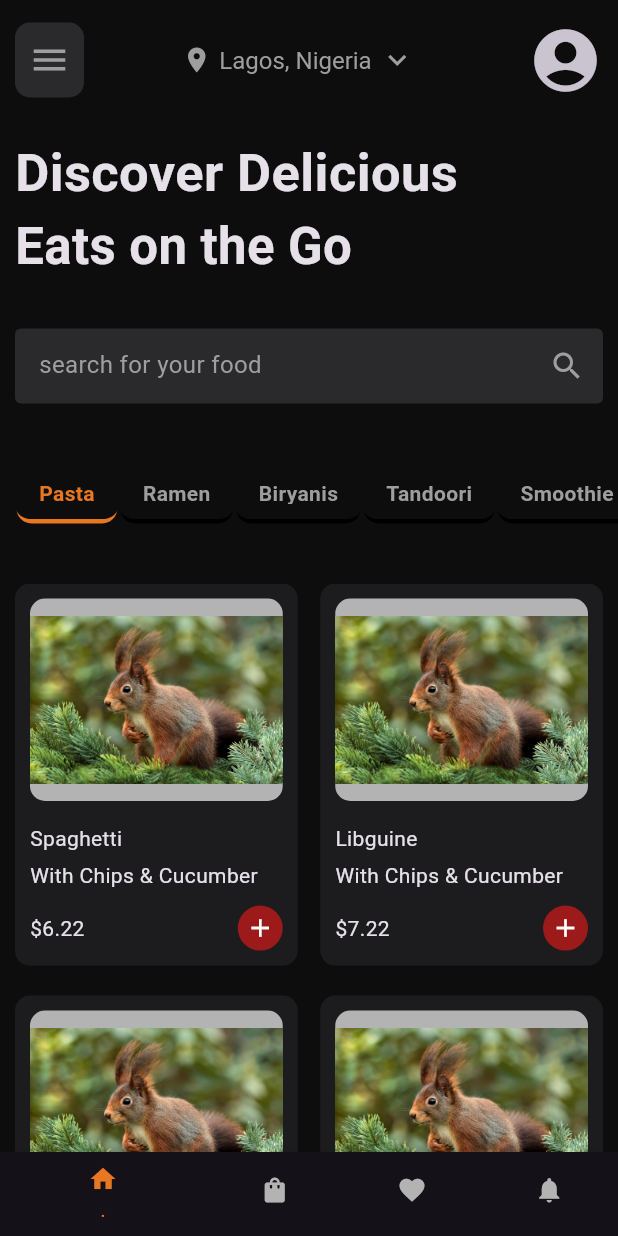
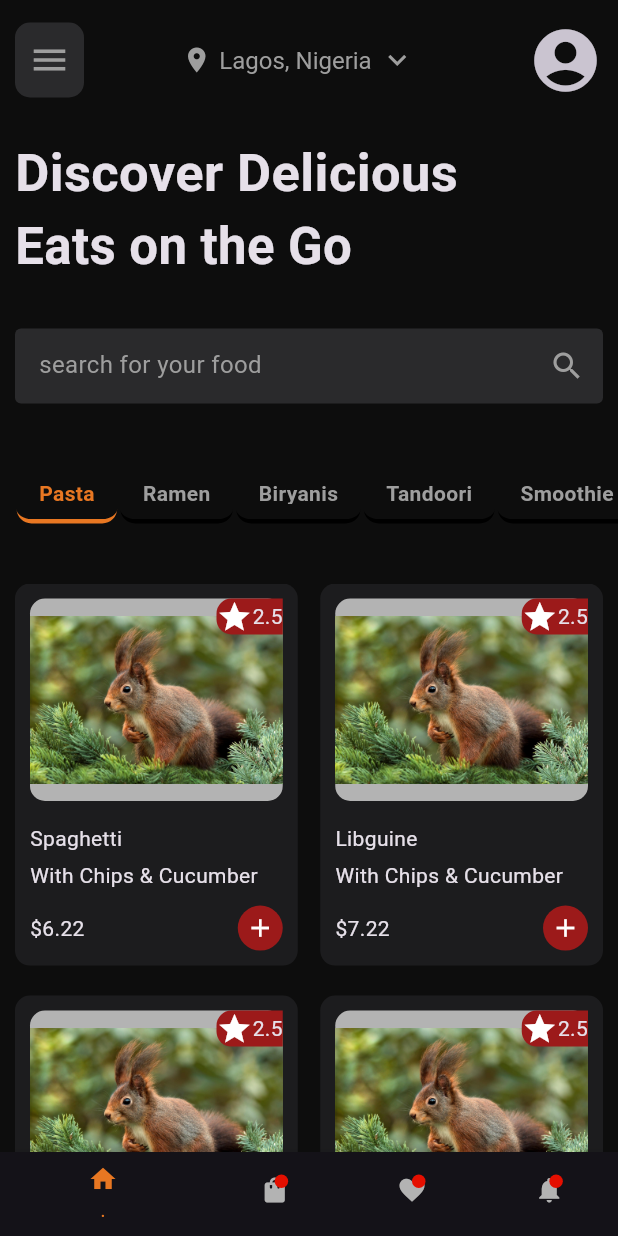
Before and after one commit to JoshuaOzibo/Mobile_Food_App, a Flutter app: the screen it shows after launch, on a phone screen of 412 x 824 dp. Run offline on Flutter 3.47's test engine with Material 3 defaults, Android fonts, the phone set to English and light mode, and no system bars.

Commit message:
updated the bottom nav bar , and also add banner for each product

```diff
--- a/lib/core/app_text.dart
+++ b/lib/core/app_text.dart
@@ -20,23 +20,27 @@ const List<Map<String, dynamic>> productList = [
     "title": "Spaghetti",
     "subTitle": "With Chips & Cucumber",
     "price": "\$6.22",
+    "rating": 2.5,
   },
   {
     "image": 'assets/images/squirrel-619968_1280.jpg',
     "title": "Libguine",
     "subTitle": "With Chips & Cucumber",
     "price": "\$7.22",
+    "rating": 2.5,
   },
   {
     "image": 'assets/images/squirrel-619968_1280.jpg',
     "title": "Spaghetti",
     "subTitle": "With Chips & Cucumber",
     "price": "\$8.22",
+    "rating": 2.5,
   },
   {
     "image": 'assets/images/squirrel-619968_1280.jpg',
     "title": "Libguine",
     "subTitle": "With Chips & Cucumber",
     "price": "\$9.22",
+    "rating": 2.5,
   },
 ];
--- a/lib/features/home/components/product_card.dart
+++ b/lib/features/home/components/product_card.dart
@@ -9,14 +9,14 @@ class ProductCard extends StatelessWidget {
     required this.title,
     required this.subTitle,
     required this.price,
-    required this. handleProductTap,
+    required this.handleProductTap,
   });
 
   final String image;
   final String title;
   final String subTitle;
   final String price;
-  final GestureTapCallback  handleProductTap;
+  final GestureTapCallback handleProductTap;
 
   @override
   Widget build(BuildContext context) {
@@ -38,16 +38,36 @@ class ProductCard extends StatelessWidget {
               borderRadius: BorderRadius.circular(10),
               color: NovaColors.textSecondary,
             ),
-            child: Image.asset(
-              height: double.infinity,
-              image
-              ),
+            child: Stack(
+              children: [
+                Image.asset(height: double.infinity, image),
+                Positioned(
+                  top: 0,
+                  right: 0,
+                  child: Container(
+                    decoration: BoxDecoration(
+                      color: NovaColors.chipsRed,
+                      borderRadius: BorderRadius.only(
+                        topLeft: Radius.circular(10),
+                        bottomLeft: Radius.circular(10),
+                      )
+                    ),
+                    child: Row(
+                      children: [
+                        Icon(uiIcons['star']),
+                        Text('2.5'),
+                      ],
+                    ),
+                  )
+                )
+              ],
+            ),
           ),
 
-         const Spacer(),
+          const Spacer(),
 
           Text(title),
-         const SizedBox(height: 5),
+          const SizedBox(height: 5),
           Text(subTitle),
 
           const SizedBox(height: 10),
@@ -64,9 +84,8 @@ class ProductCard extends StatelessWidget {
                 ),
                 child: GestureDetector(
                   onTap: handleProductTap,
-                  child: Icon(
-                    uiIcons['add'],
-                    size: 20)),
+                  child: Icon(uiIcons['add'], size: 20),
+                ),
               ),
             ],
           ),
--- a/lib/features/home/screen/home_page.dart
+++ b/lib/features/home/screen/home_page.dart
@@ -132,14 +132,14 @@ class _HomePageState extends State<HomePage> {
             ),
           ),
 
-          SizedBox(height: 40),
+          const SizedBox(height: 40),
 
           SizedBox(
             height: 390,
             child: Container(
-              padding: EdgeInsets.symmetric(horizontal: 10),
+              padding: const EdgeInsets.symmetric(horizontal: 10),
               child: GridView(
-                gridDelegate: SliverGridDelegateWithFixedCrossAxisCount(
+                gridDelegate: const SliverGridDelegateWithFixedCrossAxisCount(
                   crossAxisCount: 2,
                   childAspectRatio: 0.74,
                   crossAxisSpacing: 15,
@@ -174,15 +174,60 @@ class _HomePageState extends State<HomePage> {
         items: [
           BottomNavigationBarItem(icon: Icon(Icons.home, size: 20), label: '.'),
           BottomNavigationBarItem(
-            icon: Icon(uiIcons['shopping_bag'], size: 20),
+            icon: Stack(
+              children: [
+                Icon(uiIcons['shopping_bag'], size: 20),
+                Positioned(
+                  left: 10,
+                  child: Container(
+                    height: 9,
+                    width: 9,
+                    decoration: BoxDecoration(
+                      color: const Color.fromARGB(255, 229, 15, 0),
+                      borderRadius: BorderRadius.circular(100),
+                    ),
+                  ),
+                ),
+              ],
+            ),
             label: '.',
           ),
           BottomNavigationBarItem(
-            icon: Icon(uiIcons['favorite'], size: 20),
+            icon: Stack(
+              children: [
+                Icon(uiIcons['favorite'], size: 20),
+                Positioned(
+                  left: 10,
+                  child: Container(
+                    height: 9,
+                    width: 9,
+                    decoration: BoxDecoration(
+                      color: const Color.fromARGB(255, 229, 15, 0),
+                      borderRadius: BorderRadius.circular(100),
+                    ),
+                  ),
+                ),
+              ],
+            ),
             label: '.',
           ),
           BottomNavigationBarItem(
-            icon: Icon(uiIcons['notification'], size: 20),
+            icon: Stack(
+              children: [
+                Icon(uiIcons['notification'], size: 20),
+                Positioned(
+                  left: 10,
+                  child: Container(
+                    height: 9,
+                    width: 9,
+                    decoration: BoxDecoration(
+                      color: const Color.fromARGB(255, 229, 15, 0),
+                      borderRadius: BorderRadius.circular(100),
+                    ),
+                  ),
+                ),
+              ],
+            ),
             label: '.',
           ),
         ],
```
